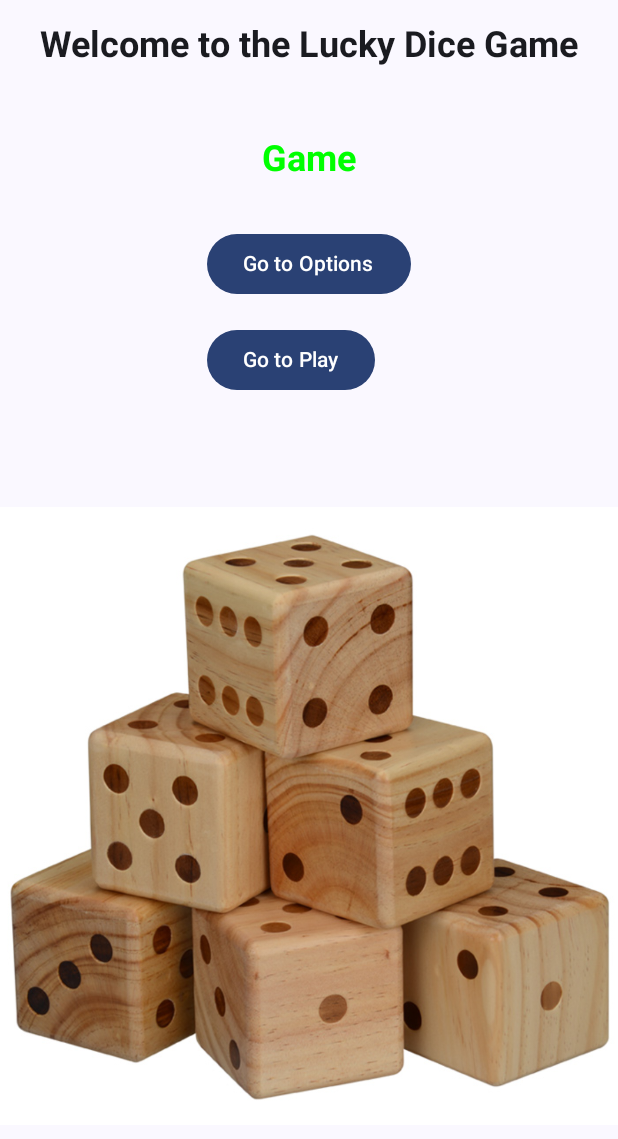
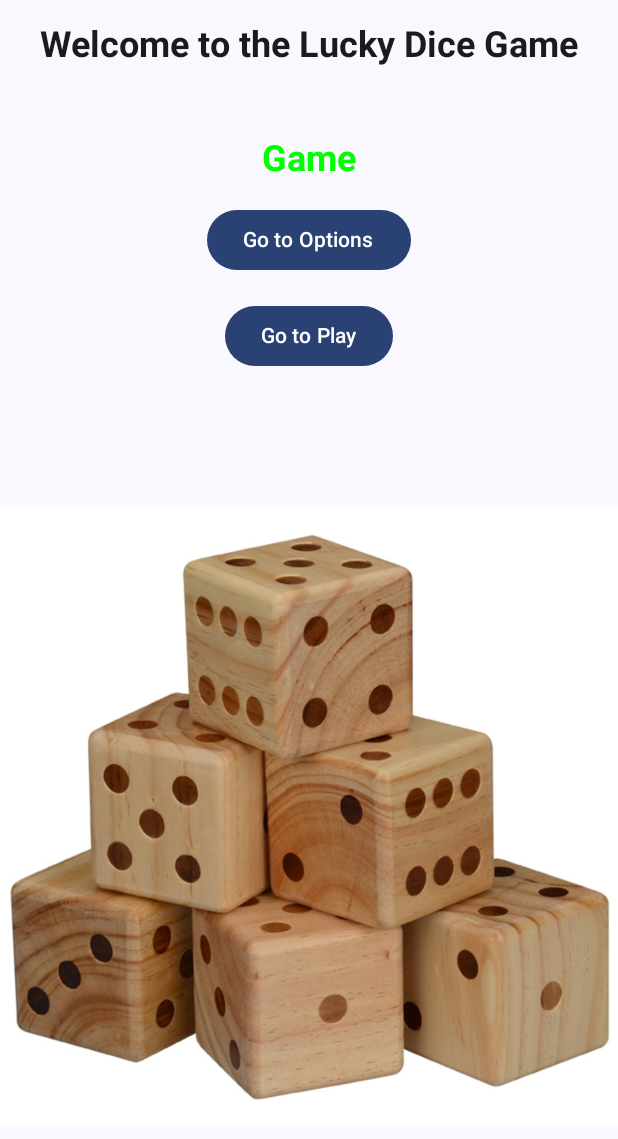
Before and after one commit to csstudent26/AndroidProject_3053007, an Android app built with Jetpack Compose: the screen it shows after launch (MainActivity), on a phone screen of 412 x 824 dp. Shown: the top 1139 px of the screen. Run offline under Robolectric (Android 15) with nearby library versions, the phone set to English and light mode, and no system bars.

Commit message:
Commit 54 : Adding Alignment inside Column of ButtonSelect in 'Home' !

```diff
--- a/app/src/main/java/com/example/oct24provisional/MainActivity.kt
+++ b/app/src/main/java/com/example/oct24provisional/MainActivity.kt
@@ -86,10 +86,8 @@ class MainActivity : ComponentActivity() {
                         Spacer(modifier = Modifier.height(16.dp))
                         AnimatedText()
                         // Add Spacer if needed
+                        ButtonSelect()
                         Spacer(modifier = Modifier.height(16.dp))
-
-                        ButtonSelect()
-
                         // Displays main image on home page
                         HomeScreen()
 
@@ -105,7 +103,10 @@ class MainActivity : ComponentActivity() {
 @Composable
 fun ButtonSelect(){
         val context = LocalContext.current
-        Column(){
+                // Modifier must be commented out as it will take too much space
+        Column( //modifier = Modifier.fillMaxSize(),
+            verticalArrangement = Arrangement.Top,
+            horizontalAlignment = Alignment.CenterHorizontally){
 
             // Button to navigate to Options
             Button(
```
